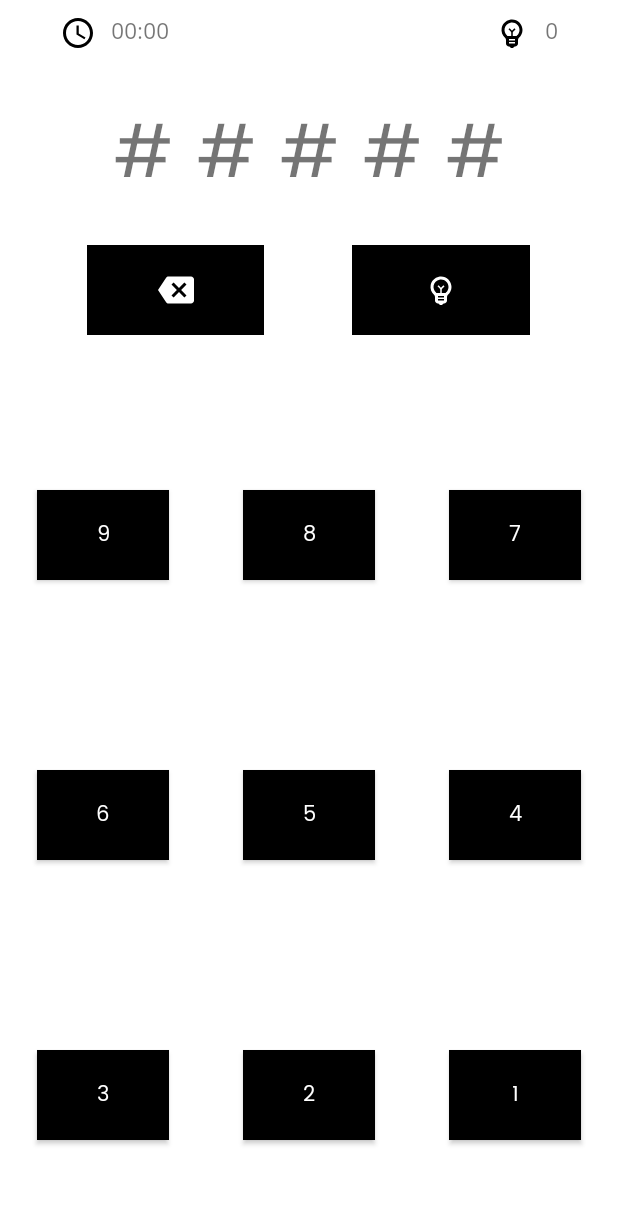
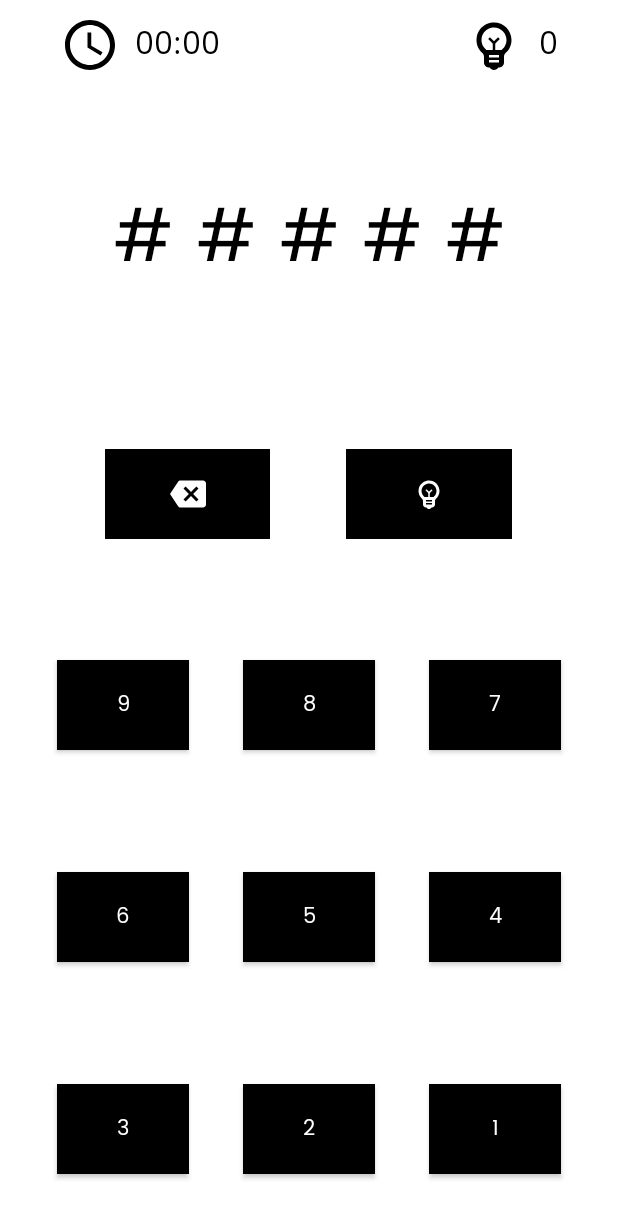
Before and after one commit to starikcetin/ctis487-term-project, an Android app: the GameActivity screen opened directly, with no data from a screen before it, on a phone screen of 412 x 824 dp. Shown: the top 1218 px of the screen. Run offline under Robolectric (Android 15) with nearby library versions, the phone set to English and light mode, and no system bars; 1 statement that could not run was skipped.

Commit message:
last minute changes

```diff
--- a/GuessTheNumber/app/src/main/java/com/starikcetin/ctis487/guessthenumber/GameOptionsFragment.java
+++ b/GuessTheNumber/app/src/main/java/com/starikcetin/ctis487/guessthenumber/GameOptionsFragment.java
@@ -1,5 +1,6 @@
 package com.starikcetin.ctis487.guessthenumber;
 
+import android.content.Intent;
 import android.os.Bundle;
 import android.view.LayoutInflater;
 import android.view.View;
@@ -38,6 +39,8 @@ public class GameOptionsFragment extends Fragment {
 
     private void mainMenuOnClick(View view) {
         GameSys.cleanup();
-        // TODO: switch to main menu
+        Intent intent = new Intent(getContext(), MainActivity.class);
+        intent.addFlags(Intent.FLAG_ACTIVITY_CLEAR_TOP);
+        startActivity(intent);
     }
 }
--- a/GuessTheNumber/app/src/main/res/layout/activity_game.xml
+++ b/GuessTheNumber/app/src/main/res/layout/activity_game.xml
@@ -11,9 +11,10 @@
         android:id="@+id/game_currentGuess_textView"
         android:layout_width="wrap_content"
         android:layout_height="wrap_content"
-        android:layout_marginTop="20dp"
+        android:layout_marginTop="60dp"
         android:layout_weight="0"
         android:text="# # # # #"
+        android:textColor="@color/black"
         android:textSize="48sp"
         app:layout_constraintEnd_toEndOf="parent"
         app:layout_constraintStart_toStartOf="parent"
@@ -29,8 +30,8 @@
 
         <ImageView
             android:id="@+id/game_clock_imageView_static"
-            android:layout_width="wrap_content"
-            android:layout_height="wrap_content"
+            android:layout_width="40dp"
+            android:layout_height="40dp"
             android:layout_marginStart="40dp"
             android:layout_marginTop="10dp"
             android:layout_marginBottom="10dp"
@@ -46,14 +47,16 @@
             android:layout_height="wrap_content"
             android:layout_marginStart="10dp"
             android:text="99:99"
+            android:textColor="@color/black"
+            android:textSize="20sp"
             app:layout_constraintBottom_toBottomOf="parent"
             app:layout_constraintStart_toEndOf="@+id/game_clock_imageView_static"
             app:layout_constraintTop_toTopOf="parent" />
 
         <ImageView
             android:id="@+id/game_guessCount_imageView_static"
-            android:layout_width="wrap_content"
-            android:layout_height="wrap_content"
+            android:layout_width="40dp"
+            android:layout_height="40dp"
             android:layout_marginTop="10dp"
             android:layout_marginEnd="10dp"
             android:layout_marginBottom="10dp"
@@ -69,6 +72,8 @@
             android:layout_height="wrap_content"
             android:layout_marginEnd="40dp"
             android:text="1000"
+            android:textColor="@color/black"
+            android:textSize="20sp"
             app:layout_constraintBottom_toBottomOf="parent"
             app:layout_constraintEnd_toEndOf="parent"
             app:layout_constraintTop_toTopOf="parent" />
@@ -78,7 +83,7 @@
         android:id="@+id/game_body_viewPager_static"
         android:layout_width="0dp"
         android:layout_height="0dp"
-        android:layout_marginTop="20dp"
+        android:layout_marginTop="60dp"
         app:layout_constraintBottom_toBottomOf="parent"
         app:layout_constraintEnd_toEndOf="parent"
         app:layout_constraintStart_toStartOf="parent"
--- a/GuessTheNumber/app/src/main/res/layout/fragment_game_guessing.xml
+++ b/GuessTheNumber/app/src/main/res/layout/fragment_game_guessing.xml
@@ -11,6 +11,9 @@
         android:id="@+id/guessing_actions_linearLayout_static"
         android:layout_width="0dp"
         android:layout_height="wrap_content"
+        android:layout_marginStart="20dp"
+        android:layout_marginTop="40dp"
+        android:layout_marginEnd="20dp"
         android:gravity="center"
         android:orientation="horizontal"
         app:layout_constraintEnd_toEndOf="parent"
@@ -56,7 +59,9 @@
         android:id="@+id/guessing_numpad_tableLayout_static"
         android:layout_width="match_parent"
         android:layout_height="0dp"
+        android:layout_marginStart="20dp"
         android:layout_marginTop="40dp"
+        android:layout_marginEnd="20dp"
         android:stretchColumns="*"
         app:layout_constraintBottom_toBottomOf="parent"
         app:layout_constraintEnd_toEndOf="parent"
```
Also changed, not shown: GuessTheNumber/app/src/main/res/layout/activity_endgame.xml (+12 -8 lines), GuessTheNumber/app/src/main/res/layout/fragment_game_prev_guesses.xml (+12 -36 lines), GuessTheNumber/app/src/main/res/layout/item_recycler_view_guess_list.xml (+21 -10 lines), 1 other file.
